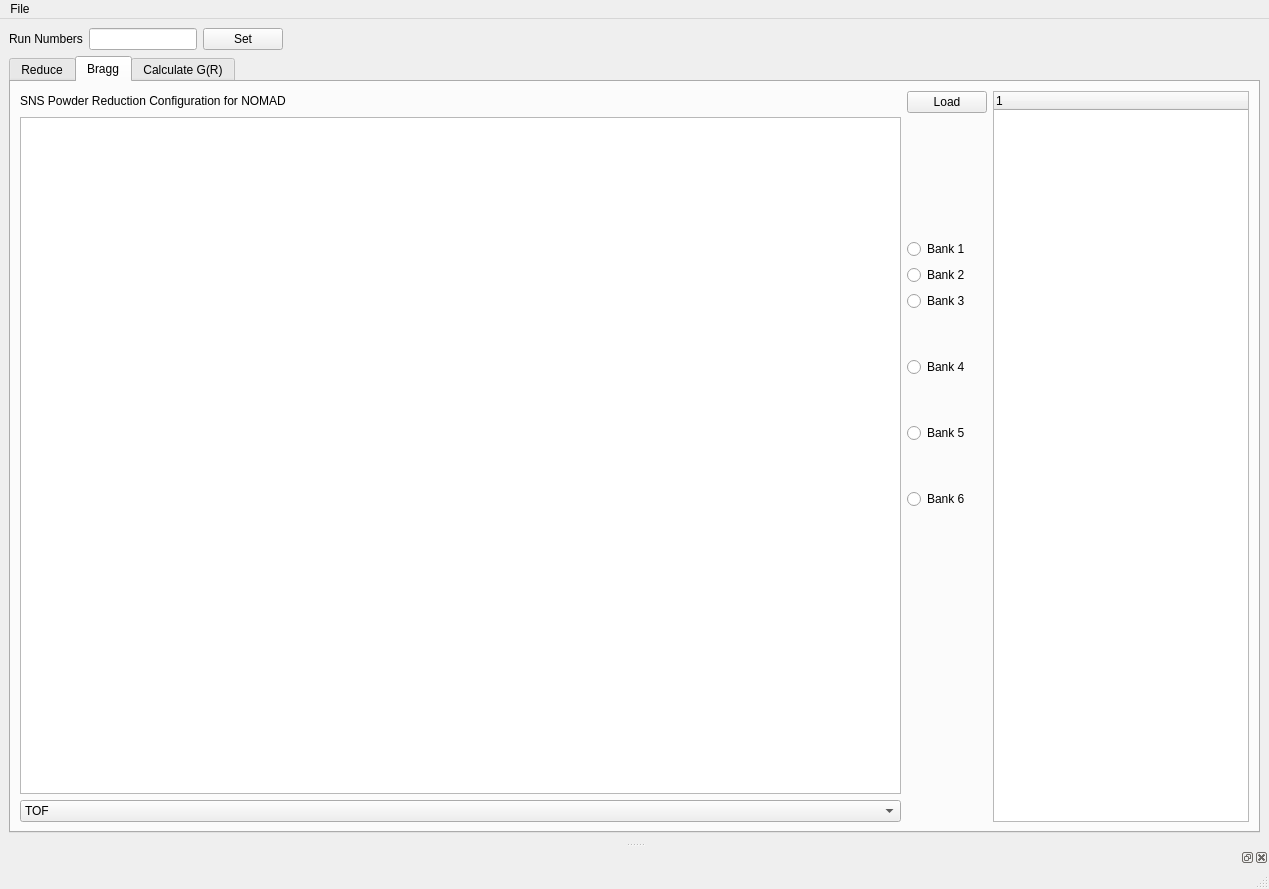
Old version of the form designer/ui_mainWindow.ui in the repository neutrons/addie.
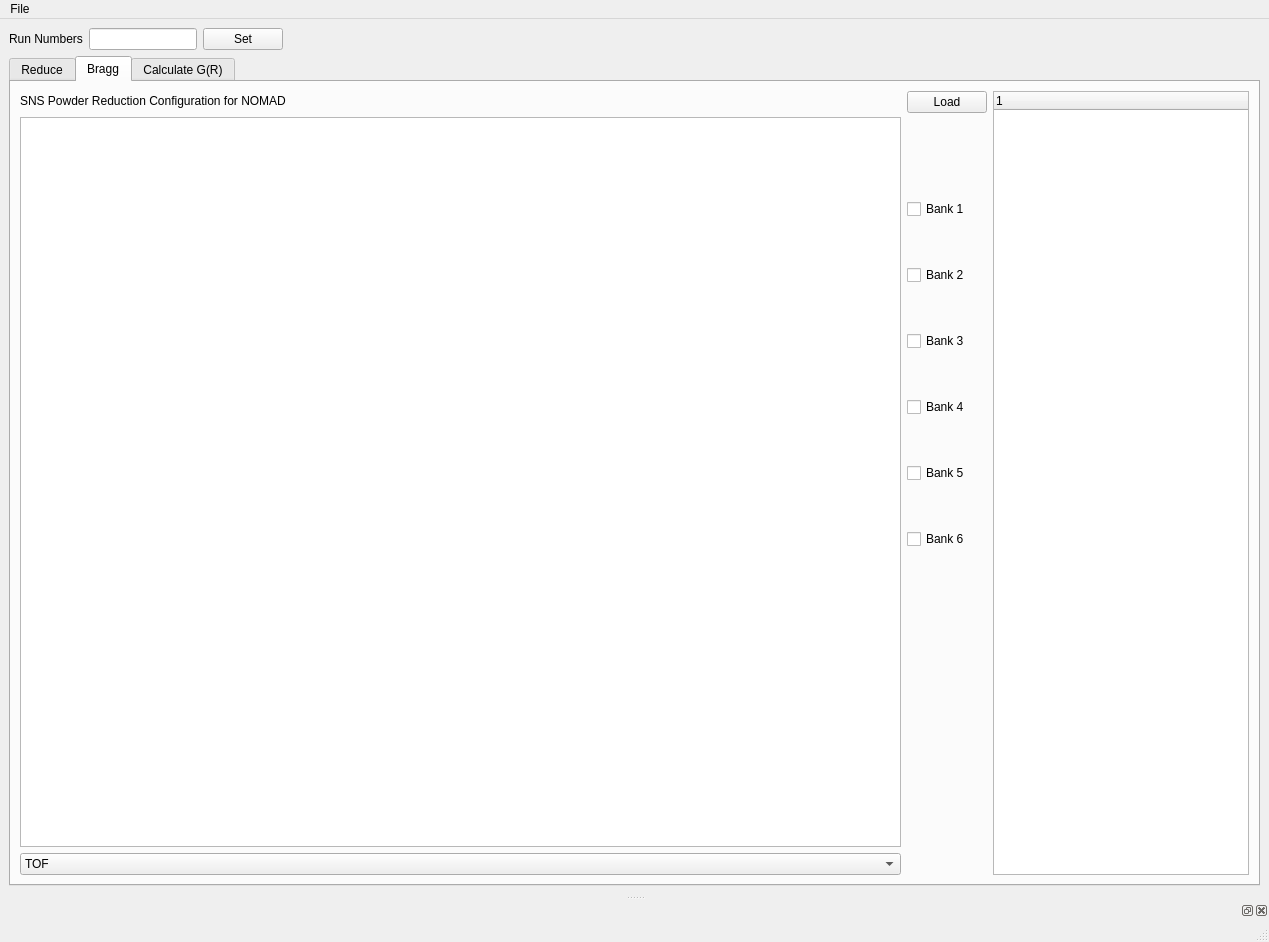
New version of the form. Custom widgets are drawn as their Qt base class.

What changed in the file:
```diff
--- a/designer/ui_mainWindow.ui
+++ b/designer/ui_mainWindow.ui
@@ -7,7 +7,7 @@
     <x>0</x>
     <y>0</y>
     <width>1269</width>
-    <height>889</height>
+    <height>942</height>
    </rect>
   </property>
   <property name="windowTitle">
@@ -300,6 +300,13 @@
                 </property>
                </spacer>
               </item>
+              <item>
+               <widget class="QCheckBox" name="checkBox_bank1">
+                <property name="text">
+                 <string>Bank 1</string>
+                </property>
+               </widget>
+              </item>
               <item>
                <spacer name="verticalSpacer_5">
                 <property name="orientation">
@@ -317,31 +324,9 @@
                </spacer>
               </item>
               <item>
-               <layout class="QGridLayout" name="gridLayout_7">
-                <item row="0" column="0">
-                 <widget class="QRadioButton" name="radioButton_b1">
-                  <property name="text">
-                   <string>Bank 1</string>
-                  </property>
-                 </widget>
-                </item>
-               </layout>
-              </item>
-              <item>
-               <layout class="QGridLayout" name="gridLayout_8">
-                <item row="0" column="0">
-                 <widget class="QRadioButton" name="radioButton_b2">
-                  <property name="text">
-                   <string>Bank 2</string>
-                  </property>
-                 </widget>
-                </item>
-               </layout>
-              </item>
-              <item>
-               <widget class="QRadioButton" name="radioButton_b3">
+               <widget class="QCheckBox" name="checkBox_bank2">
                 <property name="text">
-                 <string>Bank 3</string>
+                 <string>Bank 2</string>
                 </property>
                </widget>
               </item>
@@ -362,9 +347,9 @@
                </spacer>
               </item>
               <item>
-               <widget class="QRadioButton" name="radioButton_b4">
+               <widget class="QCheckBox" name="checkBox_bank3">
                 <property name="text">
-                 <string>Bank 4</string>
+                 <string>Bank 3</string>
                 </property>
                </widget>
               </item>
@@ -385,9 +370,9 @@
                </spacer>
               </item>
               <item>
-               <widget class="QRadioButton" name="radioButton_b5">
+               <widget class="QCheckBox" name="checkBox_bank4">
                 <property name="text">
-                 <string>Bank 5</string>
+                 <string>Bank 4</string>
                 </property>
                </widget>
               </item>
@@ -408,9 +393,9 @@
                </spacer>
               </item>
               <item>
-               <widget class="QRadioButton" name="radioButton_b6">
+               <widget class="QCheckBox" name="checkBox_bank5">
                 <property name="text">
-                 <string>Bank 6</string>
+                 <string>Bank 5</string>
                 </property>
                </widget>
               </item>
@@ -419,6 +404,29 @@
                 <property name="orientation">
                  <enum>Qt::Vertical</enum>
                 </property>
+                <property name="sizeType">
+                 <enum>QSizePolicy::Ignored</enum>
+                </property>
+                <property name="sizeHint" stdset="0">
+                 <size>
+                  <width>20</width>
+                  <height>40</height>
+                 </size>
+                </property>
+               </spacer>
+              </item>
+              <item>
+               <widget class="QCheckBox" name="checkBox_bank6">
+                <property name="text">
+                 <string>Bank 6</string>
+                </property>
+               </widget>
+              </item>
+              <item>
+               <spacer name="verticalSpacer_9">
+                <property name="orientation">
+                 <enum>Qt::Vertical</enum>
+                </property>
                 <property name="sizeHint" stdset="0">
                  <size>
                   <width>20</width>
```
Left out of the diff: 4 changed lines with no effect on the pictures.
